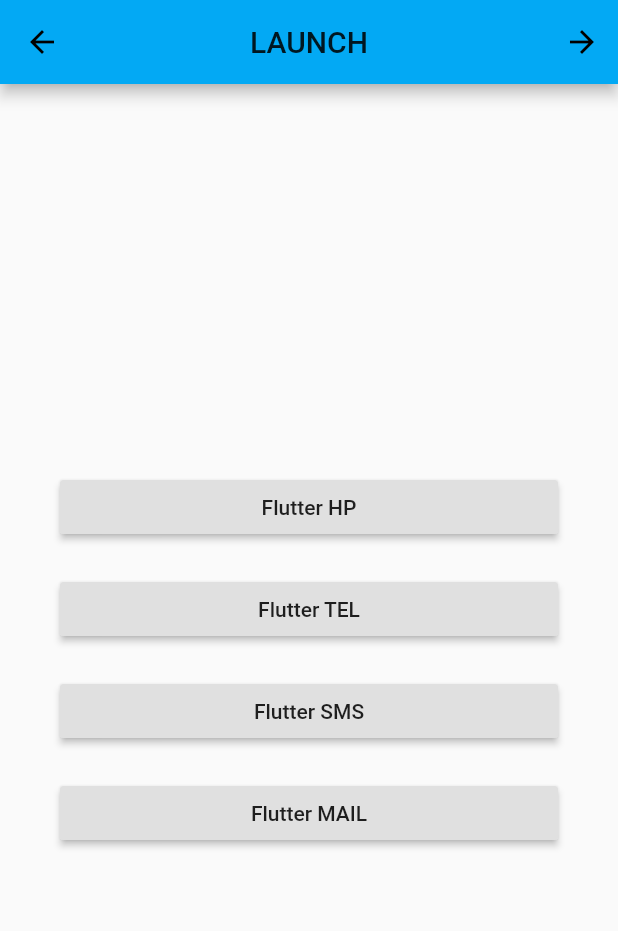
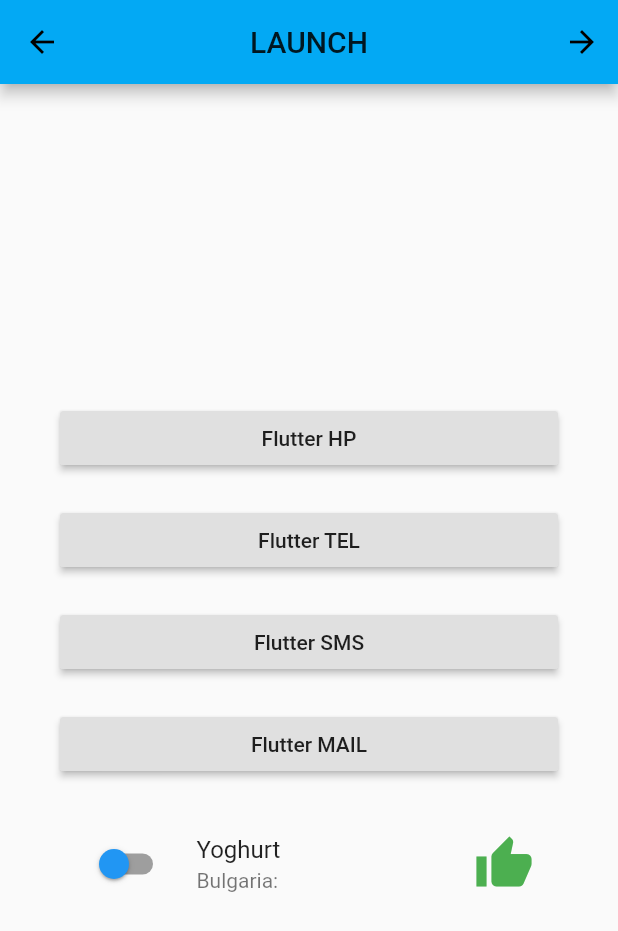
Before and after one commit to RYgithub1/sampv1, a Flutter app: the LaunchScreen screen opened directly, on a phone screen of 412 x 824 dp. Shown: the top 931 px of the screen. Run offline on Flutter 3.47's test engine with Material 2 defaults, Android fonts, the phone set to English and light mode, and no system bars; our stand-ins replace shared_preferences; accounts and stored records are empty.

Commit message:
Add SwitchListTile

```diff
--- a/lib/view/launch/launch_screen.dart
+++ b/lib/view/launch/launch_screen.dart
@@ -4,10 +4,24 @@ import 'package:url_launcher/url_launcher.dart';
 
 
 
-class LaunchScreen extends StatelessWidget {
+class LaunchScreen extends StatefulWidget {
+  @override
+  _LaunchScreenState createState() => _LaunchScreenState();
+}
+
+
+
+
+class _LaunchScreenState extends State<LaunchScreen> {
+  bool _switchListTileToggled = false;   /// [Need rebuild -> Outside of build()]
+  String _switchTitle = 'Bulgaria: ';  /// [Need rebuild -> Outside of build()]
+
+
   @override
   Widget build(BuildContext context) {
     const _urlLaunch = 'https://flutter.dev/docs';
+    /// bool _switchListTileToggled = false;   /// [Need rebuild -> Outside of build()]
+    /// String _switchTitle = 'Bulgaria: ';  /// [Need rebuild -> Outside of build()]
 
     return Scaffold(
       appBar: AppBar(
@@ -29,6 +43,8 @@ class LaunchScreen extends StatelessWidget {
             mainAxisAlignment: MainAxisAlignment.center,
             crossAxisAlignment: CrossAxisAlignment.stretch,
             children: <Widget>[
+
+              /// [------ Launcher ------]
               RaisedButton(
                 child: Text('Flutter HP'),
                 // onPressed: () => {await launch('https://flutter.dev/docs')},
@@ -55,6 +71,32 @@ class LaunchScreen extends StatelessWidget {
                 child: Text('Flutter MAIL'),
                 onPressed: () => {launch('mailto:flutterexample@gmail.com')},
               ),
+              SizedBox(height: 20),
+
+              /// [------ SwitchListTile ------]
+              SwitchListTile(
+                value: _switchListTileToggled,
+                onChanged: (bool value) {
+                  setState(() {
+                    _switchListTileToggled = value;
+                    _switchTitle = 'Bulgaria -> $_switchListTileToggled';
+                  });
+                },
+                title: Text('Yoghurt'),
+                subtitle: Text(_switchTitle),
+                secondary:  Icon(
+                  Icons.thumb_up,
+                  color: _switchListTileToggled
+                      ? Colors.pink
+                      : Colors.green,
+                  size: 40.0,
+                ),
+                controlAffinity: ListTileControlAffinity.leading,
+                activeColor: Colors.orange,
+                activeTrackColor: Colors.red,
+                inactiveThumbColor: Colors.blue,
+                inactiveTrackColor: Colors.grey,
+              ),
             ]
           ),
         ),
```
